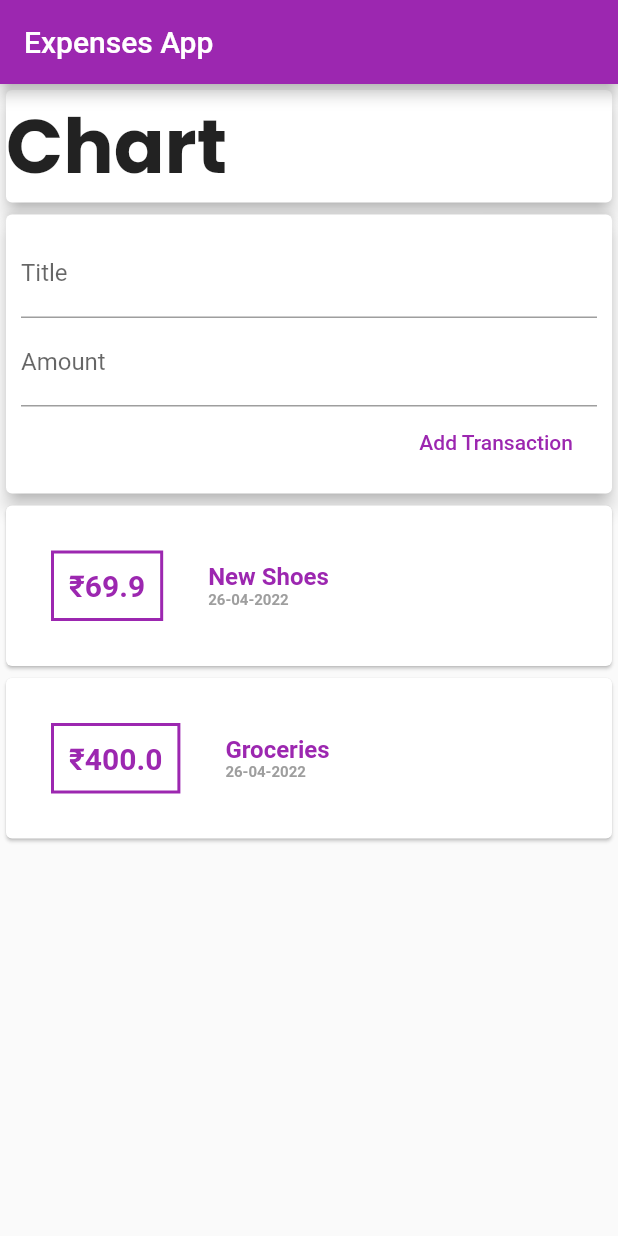
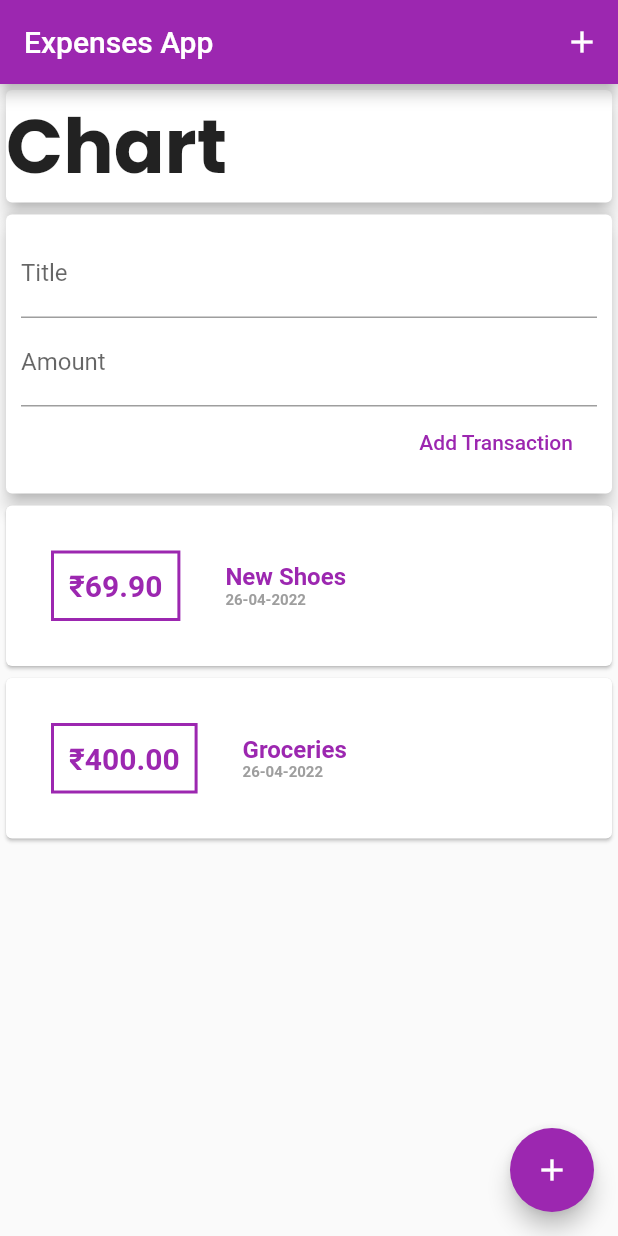
Before and after one commit to Anirudh-rao/ExpensesApp, a Flutter app: the screen it shows after launch, on a phone screen of 412 x 824 dp. Run offline on Flutter 3.47's test engine with Material 2 defaults, Android fonts, the phone set to English and light mode, and no system bars; our stand-ins replace google_fonts.

Commit message:
Added Icon Buttons to the Screen

```diff
--- a/lib/Widgets/transcation_list.dart
+++ b/lib/Widgets/transcation_list.dart
@@ -30,7 +30,8 @@ class TranscationList extends StatelessWidget {
                     //Text Widget outputs text
                     //$ is a reversed charecter
                     // we can use '\'
-                    '\₹${transcations[index].Amount}',
+                    //ToStringFixed(2) will only Display 2 decimal places
+                    '\₹${transcations[index].Amount.toStringAsFixed(2)}',
                     style: TextStyle(
                         fontWeight: FontWeight.bold,
                         fontSize: 20,
--- a/lib/main.dart
+++ b/lib/main.dart
@@ -21,9 +21,11 @@ class MyHomePage extends StatelessWidget {
   Widget build(BuildContext context) {
     return Scaffold(
       appBar: AppBar(
-        backgroundColor: Colors.purple,
-        title: Text('Expenses App'),
-      ),
+          backgroundColor: Colors.purple,
+          title: Text('Expenses App'),
+          actions: <Widget>[
+            IconButton(onPressed: () {}, icon: Icon(Icons.add))
+          ]),
       body: SingleChildScrollView(
         child: Column(
           mainAxisAlignment: MainAxisAlignment.start,
@@ -45,6 +47,10 @@ class MyHomePage extends StatelessWidget {
           ],
         ),
       ),
+      floatingActionButton: FloatingActionButton(
+        child: Icon(Icons.add),
+        backgroundColor: Colors.purple,
+      ),
     );
   }
 }
```
